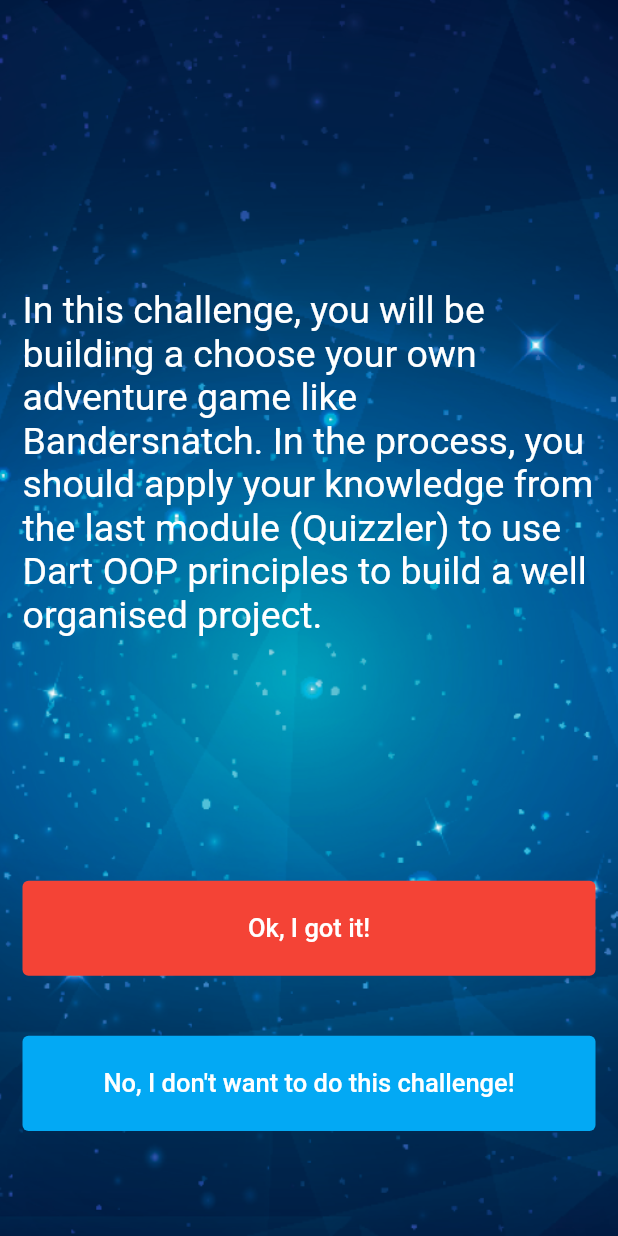
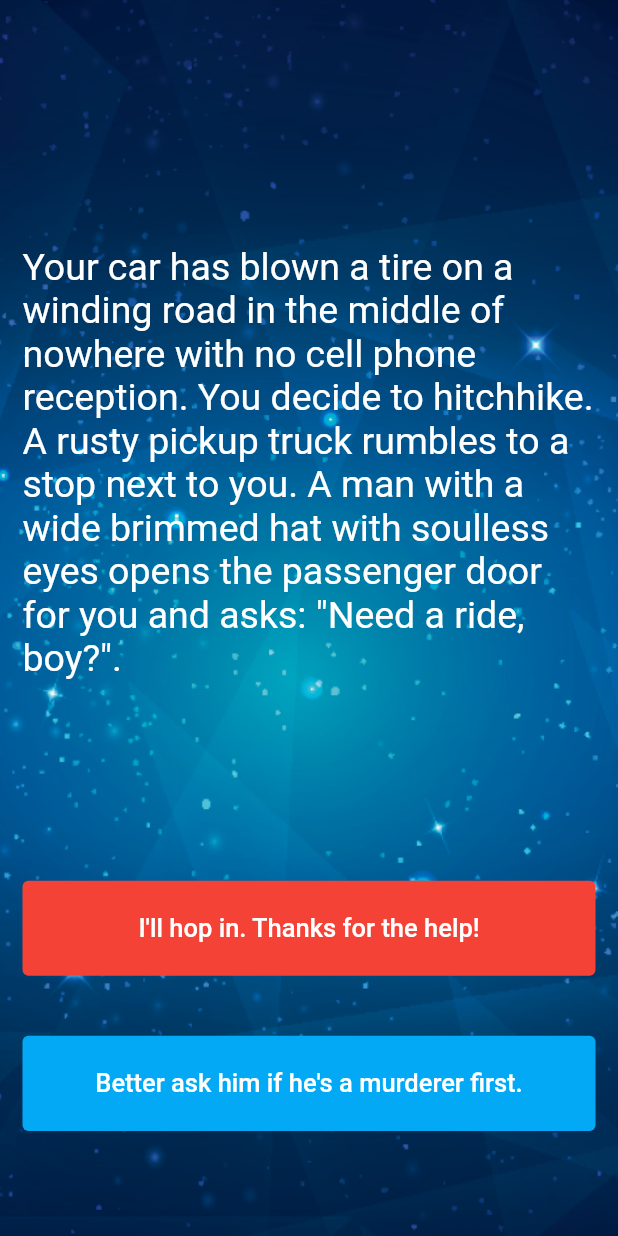
Before and after one commit to DavidGXR/destini_flutter, a Flutter app: the screen it shows after launch, on a phone screen of 412 x 824 dp. Run offline on Flutter 3.47's test engine with Material 2 defaults, Android fonts, the phone set to English and light mode, and no system bars.

Commit message:
Finish project

```diff
--- a/lib/main.dart
+++ b/lib/main.dart
@@ -1,3 +1,5 @@
+import 'package:destini_flutter/story.dart';
+import 'package:destini_flutter/storybrain.dart';
 import 'package:flutter/material.dart';
 
 void main() {
@@ -21,6 +23,9 @@ class DestiniAppHomePage extends StatefulWidget {
 }
 
 class _DestiniAppHomePageState extends State<DestiniAppHomePage> {
+
+  StoryBrain storyBrain = new StoryBrain();
+
   @override
   Widget build(BuildContext context) {
     return Container(
@@ -40,7 +45,7 @@ class _DestiniAppHomePageState extends State<DestiniAppHomePage> {
               flex: 5,
               child: Center(
                 child: Text(
-                  'In this challenge, you will be building a choose your own adventure game like Bandersnatch. In the process, you should apply your knowledge from the last module (Quizzler) to use Dart OOP principles to build a well organised project.',
+                  storyBrain.getStory(),
                   style: TextStyle(
                     color: Colors.white,
                     fontSize: 25,
@@ -57,12 +62,18 @@ class _DestiniAppHomePageState extends State<DestiniAppHomePage> {
                     backgroundColor: Colors.red
                   ),
                   child: Text(
-                    "Ok, I got it!",
+                    storyBrain.getChoice1(),
                     style: TextStyle(
                       color: Colors.white,
                       fontSize: 17
                     ),
                   ),
+                  onPressed: () {
+                    storyBrain.nextStory(1);
+                    setState(() {
+
+                    });
+                  },
                 ),
               ),
             ),
@@ -70,16 +81,25 @@ class _DestiniAppHomePageState extends State<DestiniAppHomePage> {
             Expanded(
               child: Padding(
                 padding: const EdgeInsets.only(top: 20, bottom: 20),
+                child: Visibility(
+                  visible: storyBrain.didRestart(),
                   child: TextButton(
                     style: TextButton.styleFrom(
                         backgroundColor: Colors.lightBlue
                     ),
                     child: Text(
-                    "No, I don't want to do this challenge!",
+                      storyBrain.getChoice2(),
                       style: TextStyle(
                           color: Colors.white,
                           fontSize: 17
                       ),
+                    ),
+                    onPressed: () {
+                      storyBrain.nextStory(2);
+                      setState(() {
+
+                      });
+                    },
                   ),
                 ),
               ),
--- /dev/null
+++ b/lib/story.dart
@@ -0,0 +1,13 @@
+class Story {
+
+  String storyTitle;
+  String choice1;
+  String choice2;
+
+  Story({String storyTitle, String choice1, String choice2}) {
+    this.storyTitle = storyTitle;
+    this.choice1    = choice1;
+    this.choice2    = choice2;
+  }
+
+}// End of class
--- /dev/null
+++ b/lib/storybrain.dart
@@ -0,0 +1,97 @@
+import 'story.dart';
+
+class StoryBrain {
+
+  int _storyNumber  = 0;
+
+  List<Story> _storyData = [
+    Story(
+        storyTitle:
+        'Your car has blown a tire on a winding road in the middle of nowhere with no cell phone reception. You decide to hitchhike. A rusty pickup truck rumbles to a stop next to you. A man with a wide brimmed hat with soulless eyes opens the passenger door for you and asks: "Need a ride, boy?".',
+        choice1: 'I\'ll hop in. Thanks for the help!',
+        choice2: 'Better ask him if he\'s a murderer first.'),
+    Story(
+        storyTitle: 'He nods slowly, unphased by the question.',
+        choice1: 'At least he\'s honest. I\'ll climb in.',
+        choice2: 'Wait, I know how to change a tire.'),
+    Story(
+        storyTitle:
+        'As you begin to drive, the stranger starts talking about his relationship with his mother. He gets angrier and angrier by the minute. He asks you to open the glovebox. Inside you find a bloody knife, two severed fingers, and a cassette tape of Elton John. He reaches for the glove box.',
+        choice1: 'I love Elton John! Hand him the cassette tape.',
+        choice2: 'It\'s him or me! You take the knife and stab him.'),
+    Story(
+        storyTitle:
+        'What? Such a cop out! Did you know traffic accidents are the second leading cause of accidental death for most adult age groups?',
+        choice1: 'Restart',
+        choice2: ''),
+    Story(
+        storyTitle:
+        'As you smash through the guardrail and careen towards the jagged rocks below you reflect on the dubious wisdom of stabbing someone while they are driving a car you are in.',
+        choice1: 'Restart',
+        choice2: ''),
+    Story(
+        storyTitle:
+        'You bond with the murderer while crooning verses of "Can you feel the love tonight". He drops you off at the next town. Before you go he asks you if you know any good places to dump bodies. You reply: "Try the pier".',
+        choice1: 'Restart',
+        choice2: '')
+  ];
+
+  void nextStory(int choice) {
+    if (this._storyNumber == 0) {
+      if (choice == 1) {
+        this._storyNumber = 2;
+      } else {
+        this._storyNumber = 1;
+      }
+
+    } else if (this._storyNumber == 1) {
+      if (choice == 1) {
+        this._storyNumber = 2;
+      } else {
+        this._storyNumber = 3;
+      }
+
+    } else if (this._storyNumber == 2) {
+      if (choice == 1) {
+        this._storyNumber = 5;
+      } else {
+        this._storyNumber = 4;
+      }
+
+    } else if (this._storyNumber == 3) {
+      //TODO: End game/restart
+      this._storyNumber = 0;
+
+    } else if (this._storyNumber == 4) {
+      //TODO: End game/restart
+      this._storyNumber = 0;
+
+    } else {
+      //TODO: End game/restart
+      this._storyNumber = 0;
+    }
+  }
+
+  String getStory() {
+    return this._storyData[this._storyNumber].storyTitle;
+  }
+
+  String getChoice1() {
+    return this._storyData[_storyNumber].choice1;
+  }
+
+  String getChoice2() {
+    return this._storyData[_storyNumber].choice2;
+  }
+
+  bool didRestart() {
+    if (this._storyNumber == 3 || this._storyNumber == 4 || this._storyNumber == 5) {
+      return false;
+    } else {
+      return true;
+    }
+
+  }
+
+
+}
```
Lines whose indentation alone changed are shown as unchanged.
